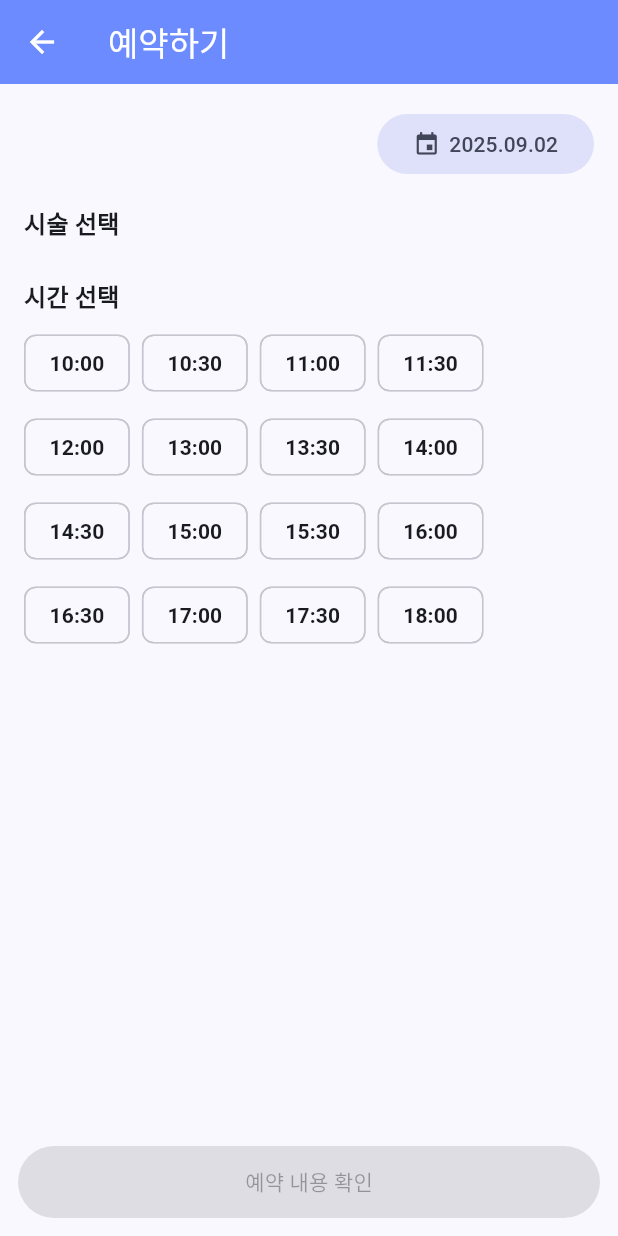
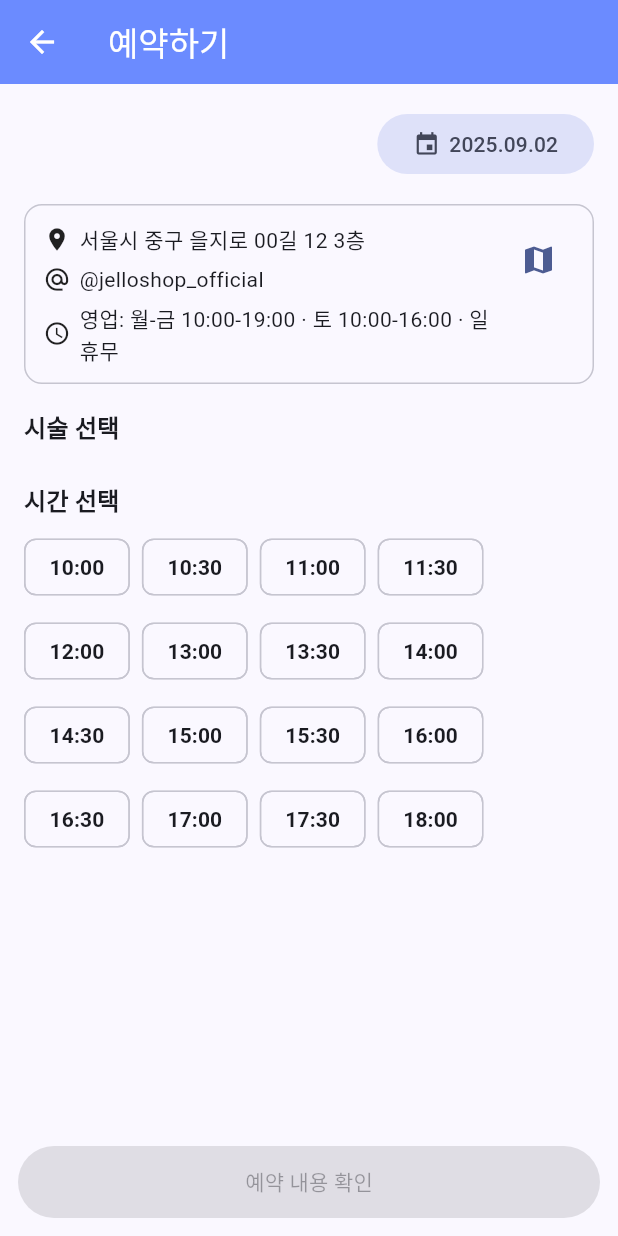
Before and after one commit to maaaaaaaaad/vcvcv, a Flutter app: the BookingDetailPage screen opened directly with empty values, on a phone screen of 412 x 824 dp. Run offline on Flutter 3.47's test engine with Material 3 defaults, Android fonts, the phone set to English and light mode, and no system bars.

Commit message:
add map bottom sheet and location details to `BookingDetailPage` with interactive map button

```diff
--- a/lib/presentation/booking/booking_detail_page.dart
+++ b/lib/presentation/booking/booking_detail_page.dart
@@ -72,6 +72,60 @@ class _BookingDetailPageState extends State<BookingDetailPage> {
     Navigator.of(context).maybePop();
   }
 
+  void _openMap() {
+    showModalBottomSheet(
+      context: context,
+      backgroundColor: Theme.of(context).colorScheme.surface,
+      shape: const RoundedRectangleBorder(
+        borderRadius: BorderRadius.vertical(top: Radius.circular(16)),
+      ),
+      builder: (context) {
+        final c = Theme.of(context).colorScheme;
+        final t = Theme.of(context).textTheme;
+        return SizedBox(
+          height: 260,
+          child: Column(
+            crossAxisAlignment: CrossAxisAlignment.stretch,
+            children: [
+              Padding(
+                padding: const EdgeInsets.fromLTRB(16, 12, 8, 8),
+                child: Row(
+                  children: [
+                    Expanded(
+                      child: Text(
+                        '지도',
+                        style: t.titleMedium?.copyWith(
+                          fontWeight: FontWeight.w800,
+                        ),
+                      ),
+                    ),
+                    IconButton(
+                      icon: const Icon(Icons.close),
+                      color: c.onSurfaceVariant,
+                      onPressed: () => Navigator.of(context).pop(),
+                    ),
+                  ],
+                ),
+              ),
+              Expanded(
+                child: Center(
+                  child: Column(
+                    mainAxisSize: MainAxisSize.min,
+                    children: [
+                      Icon(Icons.map, size: 64, color: c.primary),
+                      const SizedBox(height: 8),
+                      Text('지도 모킹', style: t.bodyMedium),
+                    ],
+                  ),
+                ),
+              ),
+            ],
+          ),
+        );
+      },
+    );
+  }
+
   @override
   Widget build(BuildContext context) {
     final c = Theme.of(context).colorScheme;
@@ -134,6 +188,81 @@ class _BookingDetailPageState extends State<BookingDetailPage> {
                   ),
                 ),
               ],
+            ),
+            const SizedBox(height: 16),
+            Container(
+              decoration: BoxDecoration(
+                color: c.surface,
+                borderRadius: BorderRadius.circular(12),
+                border: Border.all(color: c.outlineVariant),
+              ),
+              padding: const EdgeInsets.all(12),
+              child: Column(
+                crossAxisAlignment: CrossAxisAlignment.start,
+                children: [
+                  Row(
+                    crossAxisAlignment: CrossAxisAlignment.start,
+                    children: [
+                      Expanded(
+                        child: Column(
+                          crossAxisAlignment: CrossAxisAlignment.start,
+                          children: [
+                            Row(
+                              children: [
+                                const Icon(Icons.place, size: 18),
+                                const SizedBox(width: 6),
+                                Expanded(
+                                  child: Text(
+                                    '서울시 중구 을지로 00길 12 3층',
+                                    style: t.bodyMedium,
+                                    maxLines: 2,
+                                    overflow: TextOverflow.ellipsis,
+                                  ),
+                                ),
+                              ],
+                            ),
+                            const SizedBox(height: 6),
+                            Row(
+                              children: [
+                                const Icon(Icons.alternate_email, size: 18),
+                                const SizedBox(width: 6),
+                                Expanded(
+                                  child: Text(
+                                    '@jelloshop_official',
+                                    style: t.bodyMedium,
+                                  ),
+                                ),
+                              ],
+                            ),
+                            const SizedBox(height: 6),
+                            Row(
+                              children: [
+                                const Icon(Icons.schedule, size: 18),
+                                const SizedBox(width: 6),
+                                Expanded(
+                                  child: Text(
+                                    '영업: 월-금 10:00-19:00 · 토 10:00-16:00 · 일 휴무',
+                                    style: t.bodyMedium,
+                                    maxLines: 2,
+                                    overflow: TextOverflow.ellipsis,
+                                  ),
+                                ),
+                              ],
+                            ),
+                          ],
+                        ),
+                      ),
+                      const SizedBox(width: 8),
+                      IconButton(
+                        onPressed: _openMap,
+                        icon: const Icon(Icons.map),
+                        color: c.primary,
+                        tooltip: '지도',
+                      ),
+                    ],
+                  ),
+                ],
+              ),
             ),
             const SizedBox(height: 16),
             Text(
```
